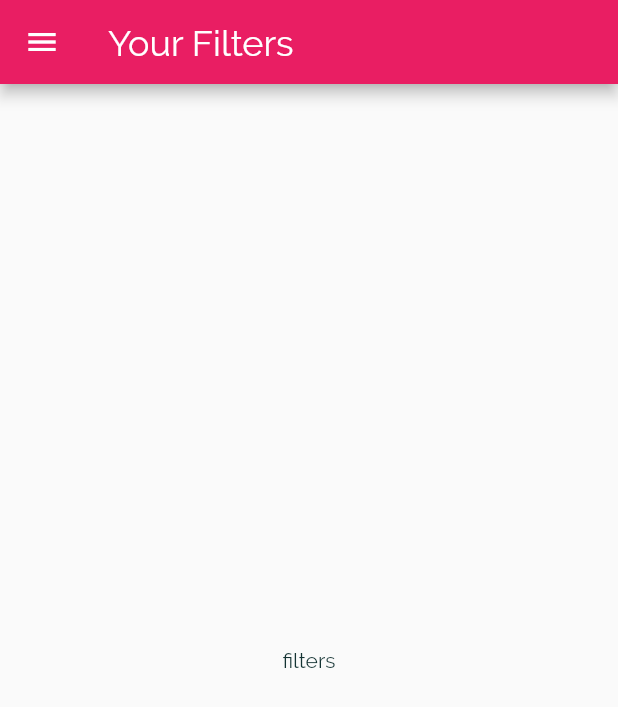
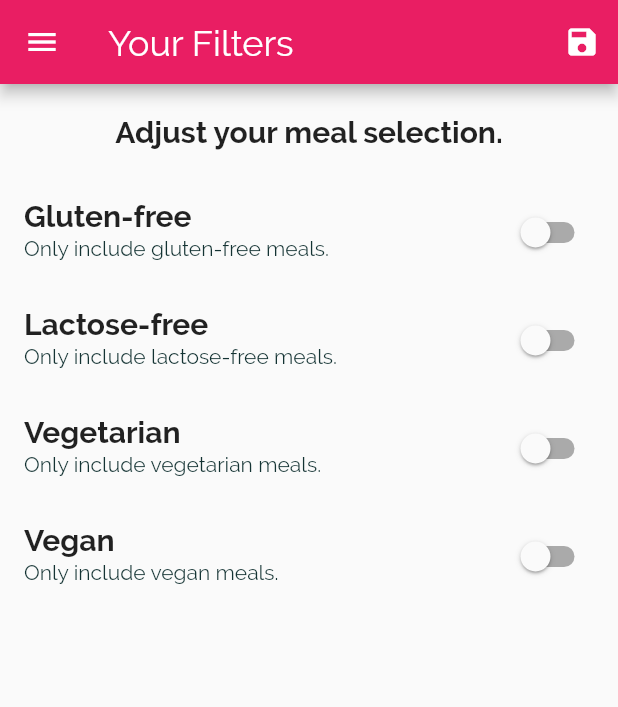
Before and after one commit to dev-marko/meals_app, a Flutter app: the FiltersScreen screen opened by its route, on a phone screen of 412 x 824 dp. Shown: the top 707 px of the screen. Run offline on Flutter 3.47's test engine with Material 2 defaults, Android fonts, the phone set to English and light mode, and no system bars.

Commit message:
Implemented filters for: - gluten - lactose - vegan - vegetarian

```diff
--- a/lib/main.dart
+++ b/lib/main.dart
@@ -1,4 +1,7 @@
 import 'package:flutter/material.dart';
+
+import 'package:flutter_complete_guide/data/dummy_data.dart';
+import 'package:flutter_complete_guide/models/meal.dart';
 
 import 'package:flutter_complete_guide/screens/categories_screen.dart';
 import 'package:flutter_complete_guide/screens/category_meals_screen.dart';
@@ -8,7 +11,34 @@ import 'package:flutter_complete_guide/screens/tabs_screen.dart';
 
 void main() => runApp(MyApp());
 
-class MyApp extends StatelessWidget {
+class MyApp extends StatefulWidget {
+  @override
+  State<MyApp> createState() => _MyAppState();
+}
+
+class _MyAppState extends State<MyApp> {
+  Map<String, bool> _filters = {
+    'gluten': false,
+    'lactose': false,
+    'vegan': false,
+    'vegetarian': false,
+  };
+
+  List<Meal> _availableMeals = DUMMY_MEALS;
+
+  void _setFilters(Map<String, bool> filterData) {
+    setState(() {
+      _filters = filterData;
+      _availableMeals = DUMMY_MEALS.where((entity) {
+        if (_filters['gluten'] && !entity.isGlutenFree) return false;
+        if (_filters['lactose'] && !entity.isLactoseFree) return false;
+        if (_filters['vegan'] && !entity.isVegan) return false;
+        if (_filters['vegetarian'] && !entity.isVegetarian) return false;
+        return true;
+      }).toList();
+    });
+  }
+
   @override
   Widget build(BuildContext context) {
     return MaterialApp(
@@ -43,9 +73,10 @@ class MyApp extends StatelessWidget {
       ),
       home: TabsScreen(),
       routes: {
-        CategoryMealsScreen.routeName: (ctx) => CategoryMealsScreen(),
+        CategoryMealsScreen.routeName: (ctx) =>
+            CategoryMealsScreen(_availableMeals),
         MealDetailScreen.routeName: (ctx) => MealDetailScreen(),
-        FiltersScreen.routeName: (ctx) => FiltersScreen(),
+        FiltersScreen.routeName: (ctx) => FiltersScreen(_filters, _setFilters),
       },
       onUnknownRoute: (settings) {
         return MaterialPageRoute(builder: (ctx) => CategoriesScreen());
--- a/lib/screens/filters_screen.dart
+++ b/lib/screens/filters_screen.dart
@@ -6,18 +6,120 @@ import 'package:flutter/src/widgets/framework.dart';
 import 'package:flutter/material.dart';
 import 'package:flutter_complete_guide/widgets/main_drawer.dart';
 
-class FiltersScreen extends StatelessWidget {
+class FiltersScreen extends StatefulWidget {
   static const routeName = '/filters';
+  final Function saveFilters;
+  final Map<String, bool> currentFilters;
+
+  FiltersScreen(this.currentFilters, this.saveFilters);
+
+  @override
+  State<FiltersScreen> createState() => _FiltersScreenState();
+}
+
+class _FiltersScreenState extends State<FiltersScreen> {
+  bool _glutenFree = false;
+  bool _vegetarian = false;
+  bool _vegan = false;
+  bool _lactoseFree = false;
+
+  @override
+  void initState() {
+    super.initState();
+    _glutenFree = widget.currentFilters['gluten'];
+    _vegetarian = widget.currentFilters['vegetarian'];
+    _vegan = widget.currentFilters['vegan'];
+    _lactoseFree = widget.currentFilters['lactose'];
+  }
+
+  Widget _switchListTileBuilder(String title, String description,
+      bool currentValue, Function updateValue) {
+    return SwitchListTile(
+      activeColor: Theme.of(context).colorScheme.secondary,
+      title: Text(title),
+      subtitle: Text(description),
+      value: currentValue,
+      onChanged: updateValue,
+    );
+  }
 
   @override
   Widget build(BuildContext context) {
     return Scaffold(
       appBar: AppBar(
         title: Text('Your Filters'),
+        actions: [
+          IconButton(
+            onPressed: () {
+              final selectedFilters = {
+                'gluten': _glutenFree,
+                'lactose': _lactoseFree,
+                'vegan': _vegan,
+                'vegetarian': _vegetarian,
+              };
+              widget.saveFilters(selectedFilters);
+            },
+            icon: Icon(Icons.save),
+          ),
+        ],
       ),
       drawer: MainDrawer(),
-      body: Center(
-        child: Text('filters'),
+      body: Column(
+        children: [
+          Container(
+            padding: const EdgeInsets.all(20),
+            child: Text(
+              'Adjust your meal selection.',
+              style: Theme.of(context).textTheme.titleMedium,
+            ),
+          ),
+          Expanded(
+            child: ListView(
+              children: [
+                _switchListTileBuilder(
+                  'Gluten-free',
+                  'Only include gluten-free meals.',
+                  _glutenFree,
+                  (value) {
+                    setState(() {
+                      _glutenFree = value;
+                    });
+                  },
+                ),
+                _switchListTileBuilder(
+                  'Lactose-free',
+                  'Only include lactose-free meals.',
+                  _lactoseFree,
+                  (value) {
+                    setState(() {
+                      _lactoseFree = value;
+                    });
+                  },
+                ),
+                _switchListTileBuilder(
+                  'Vegetarian',
+                  'Only include vegetarian meals.',
+                  _vegetarian,
+                  (value) {
+                    setState(() {
+                      _vegetarian = value;
+                    });
+                  },
+                ),
+                _switchListTileBuilder(
+                  'Vegan',
+                  'Only include vegan meals.',
+                  _vegan,
+                  (value) {
+                    setState(() {
+                      _vegan = value;
+                    });
+                  },
+                ),
+              ],
+            ),
+          ),
+        ],
       ),
     );
   }
```
Also changed, not shown: lib/screens/category_meals_screen.dart (+31 -14 lines), lib/screens/meal_detail_screen.dart (+8 -0 lines), lib/widgets/meal_item.dart (+10 -2 lines).
